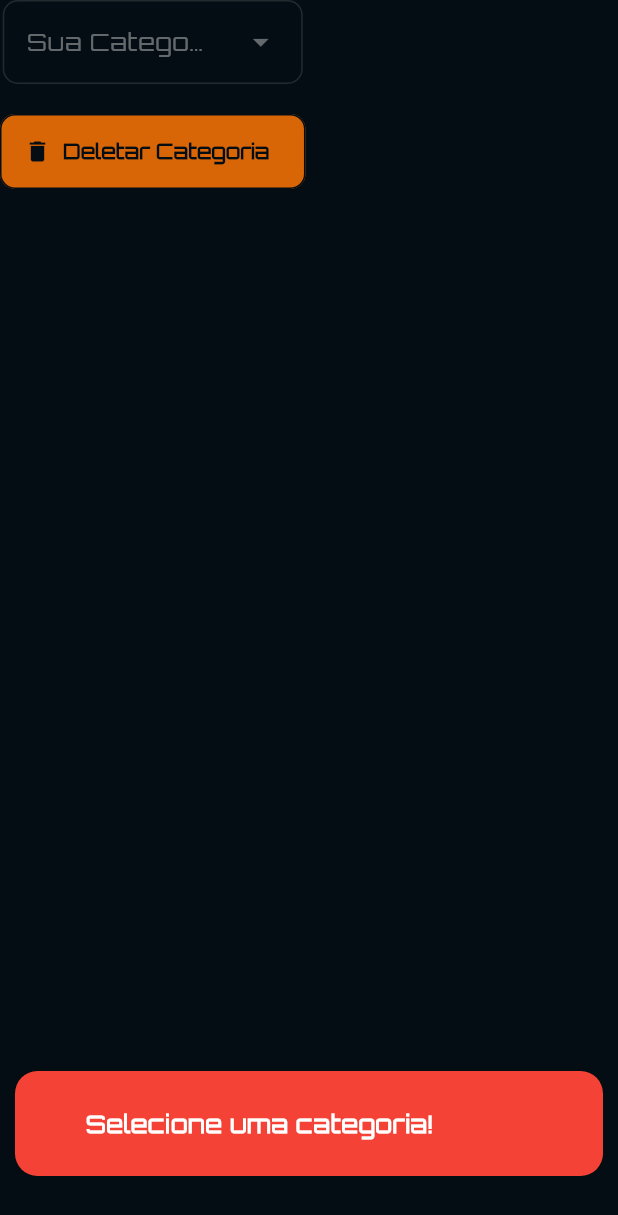
After one commit to Ott-cop/elo-app, a Flutter app: the DeleteCategory screen opened directly, after a tap on "Deletar Categoria", on a phone screen of 412 x 824 dp. The commit adds this screen. Shown: the top 1215 px of the screen. Run offline on Flutter 3.47's test engine with Material 3 defaults, Android fonts, the phone set to English and light mode, and no system bars; drawn by our look-alikes of delightful_toast; project files that could hold a hidden picture were left out.

Commit message:
Add Delete Category, resize item, and change splash color

```diff
--- /dev/null
+++ b/lib/home/appbar/add_device/delete_category.dart
@@ -0,0 +1,87 @@
+import 'package:elo/home/appbar/add_device/settings_category/settings_category_controller.dart';
+import 'package:elo/home/menu_home/item_home/category_home_model.dart';
+import 'package:elo/repositories/categories_home_provider/categories_home_provider.dart';
+import 'package:elo/styles/global.dart';
+import 'package:flutter/material.dart';
+import 'package:provider/provider.dart';
+
+class DeleteCategory extends StatefulWidget {
+  const DeleteCategory({super.key});
+
+  @override
+  State<DeleteCategory> createState() => _DeleteCategoryState();
+}
+
+class _DeleteCategoryState extends State<DeleteCategory> {
+  final GlobalKey<FormState> _formKey = GlobalKey<FormState>();
+  final SettingsCategoryController _form = SettingsCategoryController();
+  bool categoryEnabled = false;
+  @override
+  Widget build(BuildContext context) {
+    final categoryList =
+        Provider.of<CategoriesHomeProvider>(context).listCategory.toList();
+    if (categoryList.length <= 1) {
+      categoryEnabled = false;
+    } else {
+      categoryEnabled = true;
+      int verifyItem = categoryList.indexWhere((index) => index.id == "0");
+      if (verifyItem != -1) {
+        categoryList.removeAt(verifyItem);
+      }
+    }
+
+    late TextEditingController categorySelected = TextEditingController();
+    InputDecoration inputDecoration = inputDecorationStyle();
+    return Scaffold(
+      body: Column(
+        children: [
+          Form(
+            key: _formKey,
+            child: DropdownMenu(
+              width: 200,
+              controller: categorySelected,
+              hintText: "Sua Categoria",
+              enableSearch: false,
+              enabled: categoryEnabled,
+              inputDecorationTheme: InputDecorationTheme(
+                border: inputDecoration.border,
+                hoverColor: inputDecoration.hoverColor,
+                focusedBorder: inputDecoration.focusedBorder,
+                errorBorder: inputDecoration.errorBorder,
+                focusedErrorBorder: inputDecoration.errorBorder,
+              ),
+              dropdownMenuEntries:
+                  categoryList.map<DropdownMenuEntry<Category>>((category) {
+                return DropdownMenuEntry(
+                  label: category.name!,
+                  value: category,
+                );
+              }).toList(),
+            ),
+          ),
+          const SizedBox(
+            height: 20,
+          ),
+          buttonDefault(
+              backgroundColor: Global().primaryColor,
+              overlayColor: Global().splashPrimaryColor,
+              onPressed: () {
+                if (_form.validateCategoryName(categorySelected.text) == null) {
+                  _form.validateDelete(
+                      context, _formKey.currentState!.validate());
+                } else {
+                  toast(message: "Selecione uma categoria!", color: Colors.red)
+                      .show(context);
+                }
+              },
+              icon: Icon(
+                Icons.delete,
+                color: Global().backgroundColor,
+              ),
+              text: 'Deletar Categoria',
+              textColor: Global().backgroundColor),
+        ],
+      ),
+    );
+  }
+}
--- /dev/null
+++ b/lib/home/appbar/add_device/settings_category/settings_category_controller.dart
@@ -0,0 +1,82 @@
+import 'package:elo/home/menu_home/item_home/category_home_model.dart';
+import 'package:elo/repositories/categories_home_provider/categories_home_provider.dart';
+import 'package:elo/styles/global.dart';
+import 'package:flutter/material.dart';
+import 'package:provider/provider.dart';
+import 'package:uuid/v4.dart';
+
+class SettingsCategoryController {
+  String? _name;
+
+  Category? _categoryDelete;
+
+  String? validateCategoryName(String? name) {
+    if (name == null || name.isEmpty) {
+      return "Por favor, insira o nome";
+    } else if (name.length < 3 || name.length > 12) {
+      return "Por favor, coloque entre 3 a 12 caracteres";
+    } else if (name == "Geral") {
+      return "Digite um valor que não seja Geral";
+    }
+    debugPrint("$_name");
+    _name = name;
+    return null;
+  }
+
+  String? validateDeleteCategory(Category category) {
+    if (category.name == "Geral") {
+      return "Não é possivel deletar o Geral";
+    }
+    _categoryDelete = category;
+    return null;
+  }
+
+  void validate(BuildContext context, bool validate) {
+    if (validate) {
+      var categoryList =
+          Provider.of<CategoriesHomeProvider>(context, listen: false);
+      var verify = categoryList.listCategory
+          .indexWhere((category) => category.name == _name);
+      if (verify > -1) {
+        toast(
+          message: "Já existe uma categoria com esse nome!",
+          icon: const Icon(
+            Icons.close,
+          ),
+          color: Colors.red,
+        ).show(context);
+        return;
+      }
+
+      categoryList.add(Category(id: const UuidV4().generate(), name: _name));
+      toast(
+        message: "Categoria criada com sucesso!",
+        icon: const Icon(
+          Icons.check,
+        ),
+        color: Colors.green,
+      ).show(context);
+    }
+  }
+
+  void validateDelete(BuildContext context, bool validate) {
+    if (validate) {
+      var categoryList =
+          Provider.of<CategoriesHomeProvider>(context, listen: false);
+      var verify = categoryList.listCategory
+          .indexWhere((category) => category.name == _name);
+      // debugPrint("${_categoryDelete!.name}, ${_categoryDelete!.id}");value
+      // var verify = categoryList.listCategory
+      // .indexWhere((c) => c.name == _categoryDelete);
+      debugPrint('Valor recebido: $verify');
+      categoryList.remove(categoryList.listCategory.toList()[verify].id);
+      toast(
+        message: "Categoria deletada com sucesso!",
+        icon: const Icon(
+          Icons.check,
+        ),
+        color: Colors.red,
+      ).show(context);
+    }
+  }
+}
--- a/lib/styles/global.dart
+++ b/lib/styles/global.dart
@@ -4,7 +4,7 @@ import 'package:flutter/material.dart';
 
 class Global {
   Color primaryColor = const Color(0xFFD86506);
-  Color splashPrimaryColor = const Color.fromARGB(255, 250, 156, 79);
+  Color splashPrimaryColor = const Color(0xFFD86506).withOpacity(0.2);
   Color backgroundColor = const Color(0xFF030D13);
   Color backgroundColor2 = const Color.fromARGB(255, 5, 20, 29);
 }
```
Also changed, not shown: lib/home/menu_home/item_home/item_home.dart (+25 -25 lines), pubspec.lock.
